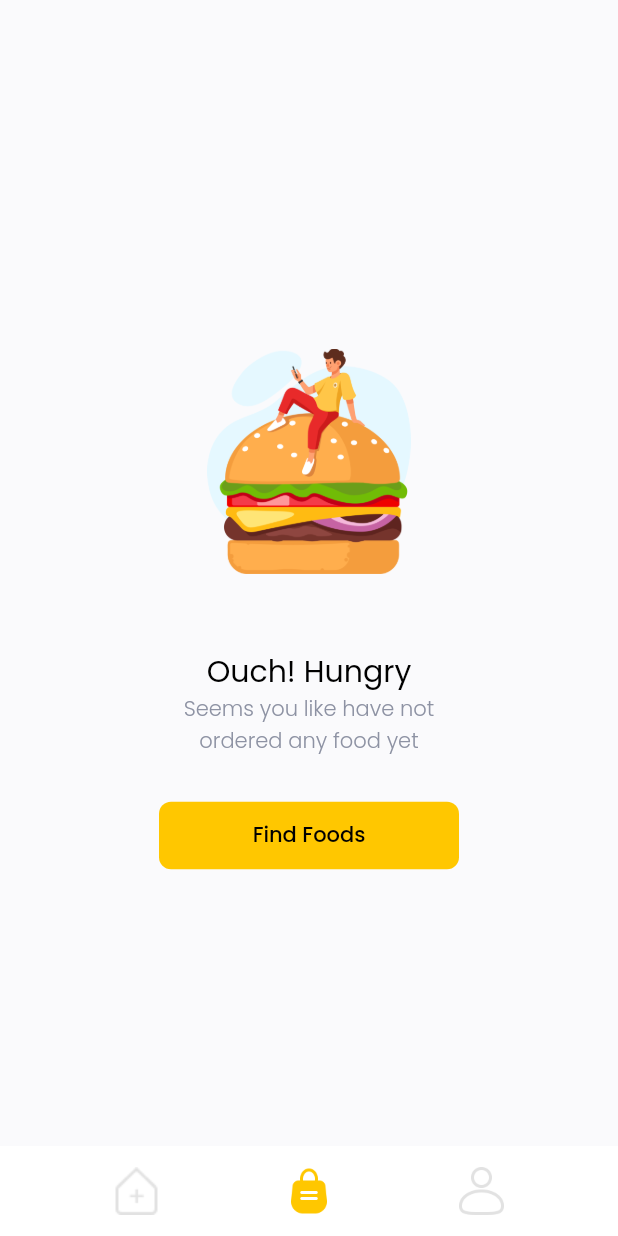
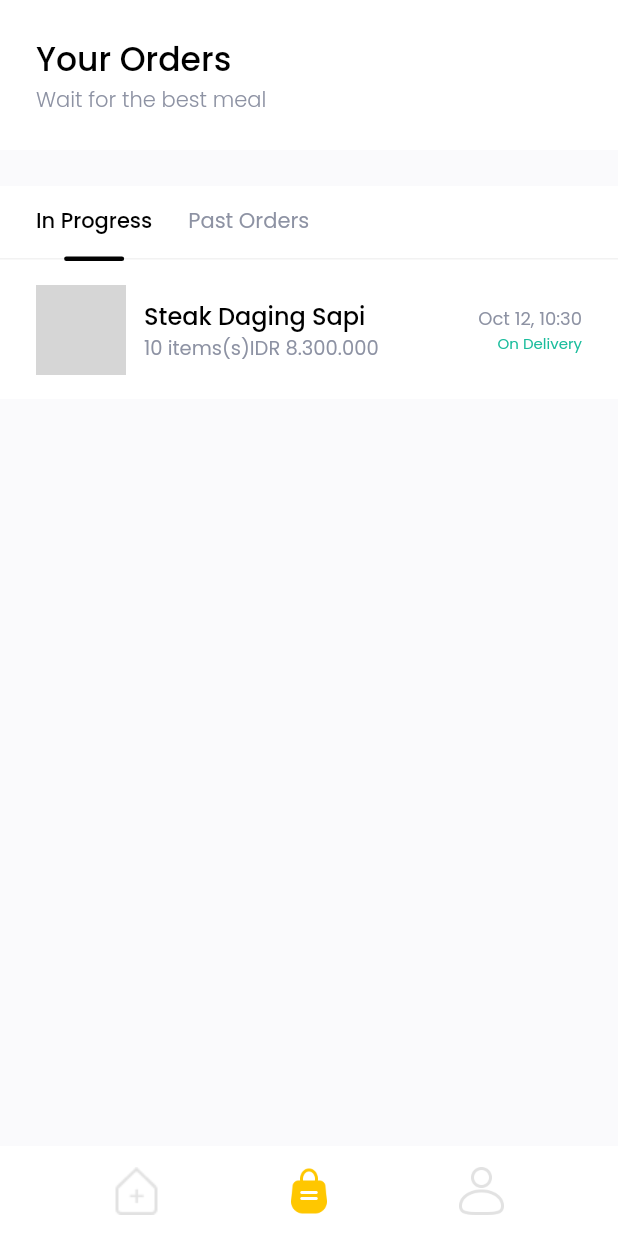
Before and after one commit to msyamsularif/food_market, a Flutter app: the screen it shows after launch, swiped to page 2, on a phone screen of 412 x 824 dp. Run offline on Flutter 3.47's test engine with Material 2 defaults, Android fonts, the phone set to English and light mode, and no system bars; our stand-ins replace equatable, flutter_spinkit, get, google_fonts, material_design_icons_flutter, supercharged; network calls fail; grey boxes are pictures that could not be loaded.

Commit message:
Add order history page

```diff
--- a/lib/ui/pages/main_page.dart
+++ b/lib/ui/pages/main_page.dart
@@ -36,15 +36,7 @@ class _MainPageState extends State<MainPage> {
                 Center(
                   child: FoodPage(),
                 ),
-                Center(
-                  child: IllustrationPage(
-                    title: 'Ouch! Hungry',
-                    subTitle: 'Seems you like have not\nordered any food yet',
-                    picturePath: 'assets/love_burger.png',
-                    buttonTitle1: 'Find Foods',
-                    buttonTap1: () {},
-                  ),
-                ),
+                Center(child: OrderHistoryPage()),
                 Center(
                   child: Text("Profile"),
                 ),
--- /dev/null
+++ b/lib/ui/pages/order_history_page.dart
@@ -0,0 +1,104 @@
+part of 'pages.dart';
+
+class OrderHistoryPage extends StatefulWidget {
+  const OrderHistoryPage({Key? key}) : super(key: key);
+
+  @override
+  _OrderHistoryPageState createState() => _OrderHistoryPageState();
+}
+
+class _OrderHistoryPageState extends State<OrderHistoryPage> {
+  int selectedIndex = 0;
+  List<Transaction> inProgress = mockTransactions
+      .where((element) =>
+          element.status == TransactionStatus.on_delivery ||
+          element.status == TransactionStatus.pending)
+      .toList();
+
+  List<Transaction> past = mockTransactions
+      .where((element) =>
+          element.status == TransactionStatus.delivered ||
+          element.status == TransactionStatus.cancelled)
+      .toList();
+
+  @override
+  Widget build(BuildContext context) {
+    if (inProgress.length == 0 && past.length == 0) {
+      return IllustrationPage(
+        title: 'Ouch! Hungry',
+        subTitle: 'Seems you like have not\nordered any food yet',
+        picturePath: 'assets/love_burger.png',
+        buttonTitle1: 'Find Foods',
+        buttonTap1: () {},
+      );
+    } else {
+      double listItemWidth =
+          MediaQuery.of(context).size.width - 2 * defaultMargin;
+      return ListView(
+        children: [
+          Column(
+            children: [
+              /// Head
+              Container(
+                height: 100,
+                width: double.infinity,
+                margin: EdgeInsets.only(bottom: defaultMargin),
+                padding: EdgeInsets.symmetric(horizontal: defaultMargin),
+                color: Colors.white,
+                child: Column(
+                  crossAxisAlignment: CrossAxisAlignment.start,
+                  mainAxisAlignment: MainAxisAlignment.center,
+                  children: [
+                    Text("Your Orders", style: blackFontStyle1),
+                    Text(
+                      "Wait for the best meal",
+                      style:
+                          greyFontStyle.copyWith(fontWeight: FontWeight.w300),
+                    ),
+                  ],
+                ),
+              ),
+
+              /// Body
+              Container(
+                width: double.infinity,
+                color: Colors.white,
+                child: Column(
+                  children: [
+                    CustomeTabBar(
+                      selectedIndex: selectedIndex,
+                      titles: ['In Progress', 'Past Orders'],
+                      onTap: (index) {
+                        setState(() {
+                          selectedIndex = index;
+                        });
+                      },
+                    ),
+                    const SizedBox(height: 16),
+                    Column(
+                      children: (selectedIndex == 0 ? inProgress : past)
+                          .map(
+                            (e) => Padding(
+                              padding: const EdgeInsets.only(
+                                right: defaultMargin,
+                                left: defaultMargin,
+                                bottom: 16,
+                              ),
+                              child: OrderListItem(
+                                transaction: e,
+                                itemWidth: listItemWidth,
+                              ),
+                            ),
+                          )
+                          .toList(),
+                    )
+                  ],
+                ),
+              )
+            ],
+          ),
+        ],
+      );
+    }
+  }
+}
--- a/lib/ui/pages/pages.dart
+++ b/lib/ui/pages/pages.dart
@@ -22,3 +22,4 @@ part 'payment_page.dart';
 part 'illustrations_page.dart';
 part 'success_order_page.dart';
 part 'success_sign_up_page.dart';
+part 'order_history_page.dart';
--- /dev/null
+++ b/lib/ui/widgets/order_list_item.dart
@@ -0,0 +1,135 @@
+part of 'widgets.dart';
+
+class OrderListItem extends StatelessWidget {
+  const OrderListItem({
+    Key? key,
+    required this.transaction,
+    required this.itemWidth,
+  }) : super(key: key);
+
+  final Transaction transaction;
+  final double itemWidth;
+
+  @override
+  Widget build(BuildContext context) {
+    return Row(
+      children: [
+        Container(
+          width: 60.0,
+          height: 60.0,
+          margin: EdgeInsets.only(right: 12),
+          decoration: BoxDecoration(
+            borderRadius: BorderRadius.circular(8),
+            image: DecorationImage(
+              image: NetworkImage(transaction.food.picturePath),
+              fit: BoxFit.cover,
+            ),
+          ),
+        ),
+        SizedBox(
+          width: itemWidth - 182,
+          child: Column(
+            crossAxisAlignment: CrossAxisAlignment.start,
+            children: [
+              Text(
+                transaction.food.name,
+                style: blackFontStyle2,
+                maxLines: 1,
+                overflow: TextOverflow.clip,
+              ),
+              Text(
+                "${transaction.quantity} items(s)" +
+                    NumberFormat.currency(
+                      symbol: 'IDR ',
+                      decimalDigits: 0,
+                      locale: 'id-ID',
+                    ).format(transaction.total),
+                style: greyFontStyle.copyWith(fontSize: 13),
+              ),
+            ],
+          ),
+        ),
+        SizedBox(
+          width: 110,
+          child: Column(
+            crossAxisAlignment: CrossAxisAlignment.end,
+            children: [
+              Text(
+                convertDateTime(transaction.dateTime),
+                style: greyFontStyle.copyWith(fontSize: 12),
+              ),
+              (transaction.status == TransactionStatus.cancelled)
+                  ? Text(
+                      "Cancelled",
+                      style: GoogleFonts.poppins(
+                        color: 'D9435E'.toColor(),
+                        fontSize: 10,
+                      ),
+                    )
+                  : (transaction.status == TransactionStatus.pending)
+                      ? Text(
+                          "Pending",
+                          style: GoogleFonts.poppins(
+                            color: 'D9435E'.toColor(),
+                            fontSize: 10,
+                          ),
+                        )
+                      : (transaction.status == TransactionStatus.on_delivery)
+                          ? Text(
+                              "On Delivery",
+                              style: GoogleFonts.poppins(
+                                color: '1ABC9C'.toColor(),
+                                fontSize: 10,
+                              ),
+                            )
+                          : SizedBox()
+            ],
+          ),
+        )
+      ],
+    );
+  }
+
+  String convertDateTime(DateTime dateTime) {
+    String mount;
+
+    switch (dateTime.month) {
+      case 1:
+        mount = 'Jan';
+        break;
+      case 2:
+        mount = 'Feb';
+        break;
+      case 3:
+        mount = 'Mar';
+        break;
+      case 4:
+        mount = 'Apr';
+        break;
+      case 5:
+        mount = 'May';
+        break;
+      case 6:
+        mount = 'Jun';
+        break;
+      case 7:
+        mount = 'Jul';
+        break;
+      case 8:
+        mount = 'Aug';
+        break;
+      case 9:
+        mount = 'Sep';
+        break;
+      case 10:
+        mount = 'Oct';
+        break;
+      case 11:
+        mount = 'Nov';
+        break;
+      default:
+        mount = 'Des';
+    }
+    return mount + ' ${dateTime.day}, ${dateTime.hour}:${dateTime.minute}';
+  }
+}
--- a/lib/ui/widgets/widgets.dart
+++ b/lib/ui/widgets/widgets.dart
@@ -3,6 +3,7 @@ import 'dart:ui';
 import 'package:flutter/material.dart';
 import 'package:food_market/models/models.dart';
 import 'package:food_market/shared/shared.dart';
+import 'package:google_fonts/google_fonts.dart';
 import 'package:intl/intl.dart';
 import 'package:material_design_icons_flutter/material_design_icons_flutter.dart';
 import 'package:supercharged/supercharged.dart';
@@ -12,3 +13,4 @@ part 'food_card.dart';
 part 'rating_stars.dart';
 part 'custome_tabbar.dart';
 part 'food_list_item.dart';
+part 'order_list_item.dart';
```
